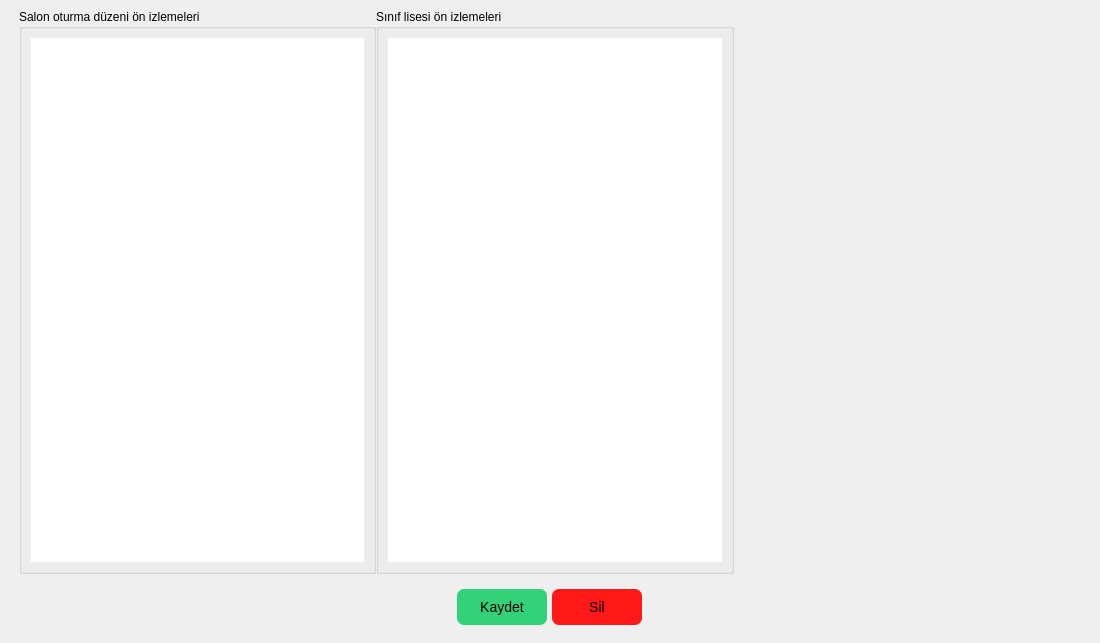
The window that Forms/sonuc_dialog.ui (yoseidonn/Kelebek-App) describes before a commit, drawn with Qt 5.
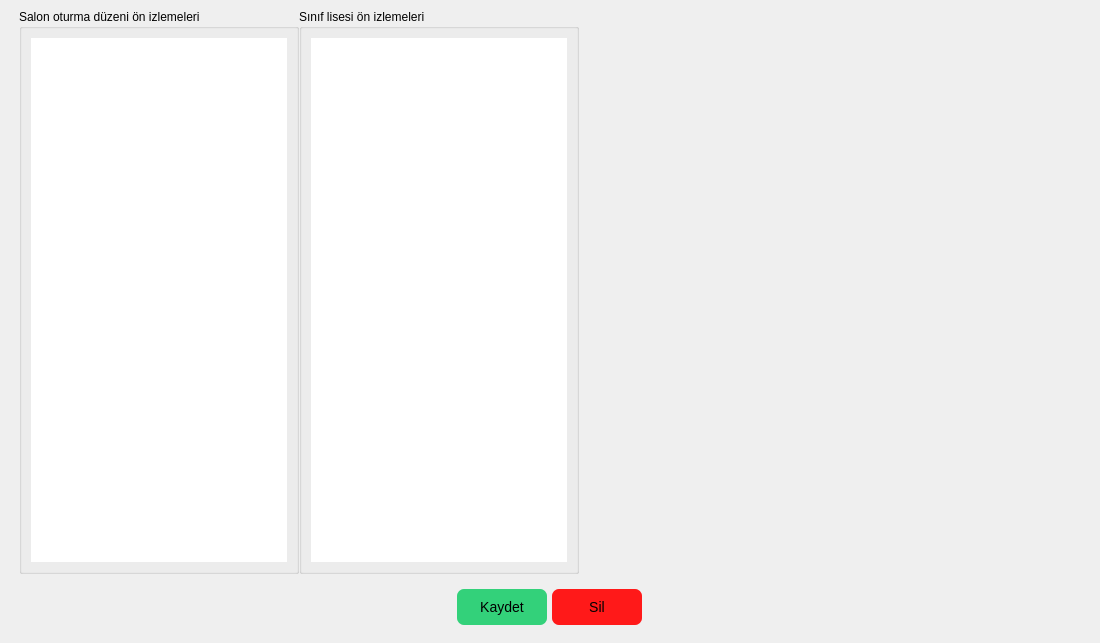
The same window after the commit.

Diff of the .ui file:
```diff
--- a/Forms/sonuc_dialog.ui
+++ b/Forms/sonuc_dialog.ui
@@ -36,6 +36,12 @@
    </property>
    <item>
     <widget class="QFrame" name="resultFrame">
+     <property name="sizePolicy">
+      <sizepolicy hsizetype="Expanding" vsizetype="Preferred">
+       <horstretch>0</horstretch>
+       <verstretch>0</verstretch>
+      </sizepolicy>
+     </property>
      <property name="frameShape">
       <enum>QFrame::StyledPanel</enum>
      </property>
@@ -46,7 +52,7 @@
       <item>
        <widget class="QFrame" name="frame_3">
         <property name="sizePolicy">
-         <sizepolicy hsizetype="Expanding" vsizetype="Expanding">
+         <sizepolicy hsizetype="Preferred" vsizetype="Expanding">
           <horstretch>0</horstretch>
           <verstretch>0</verstretch>
          </sizepolicy>
@@ -75,6 +81,12 @@
          </property>
          <item>
           <widget class="QGroupBox" name="classroomGroupBox">
+           <property name="sizePolicy">
+            <sizepolicy hsizetype="Fixed" vsizetype="Preferred">
+             <horstretch>0</horstretch>
+             <verstretch>0</verstretch>
+            </sizepolicy>
+           </property>
            <property name="title">
             <string>Salon oturma düzeni ön izlemeleri</string>
            </property>
@@ -87,6 +99,12 @@
          </item>
          <item>
           <widget class="QGroupBox" name="gradeGroupBox">
+           <property name="sizePolicy">
+            <sizepolicy hsizetype="Fixed" vsizetype="Preferred">
+             <horstretch>0</horstretch>
+             <verstretch>0</verstretch>
+            </sizepolicy>
+           </property>
            <property name="title">
             <string>Sınıf lisesi ön izlemeleri</string>
            </property>
```
